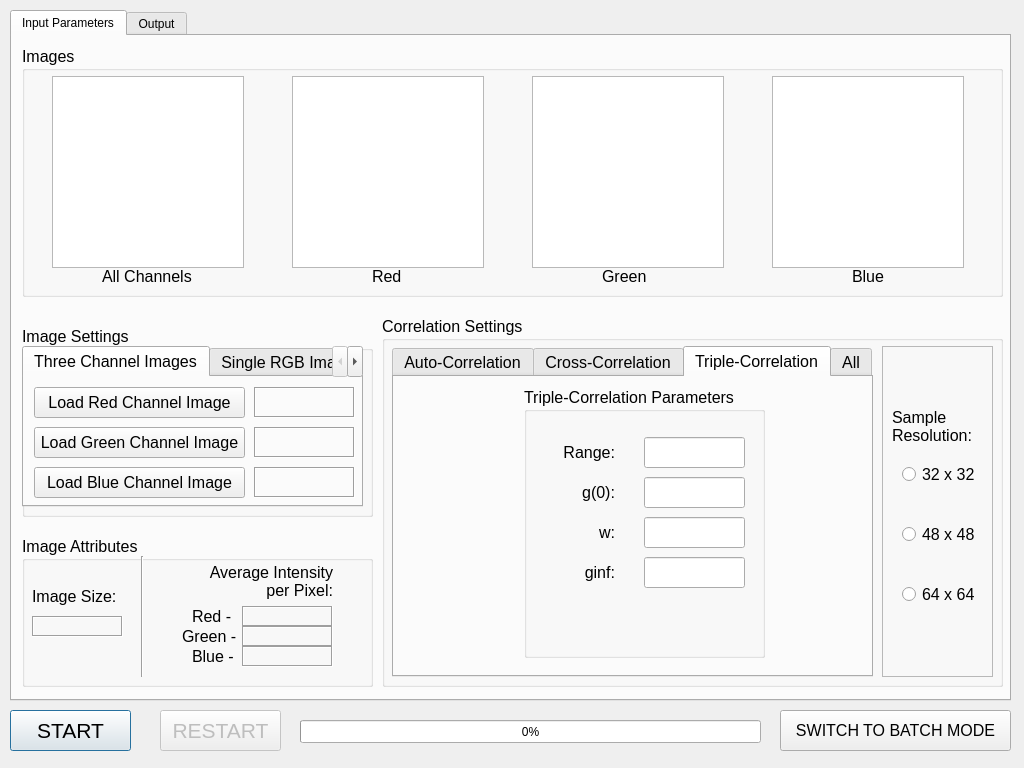
Before: the Qt Designer form local_GUI/mainv3.ui in nklose/ICS, drawn with Qt 5.
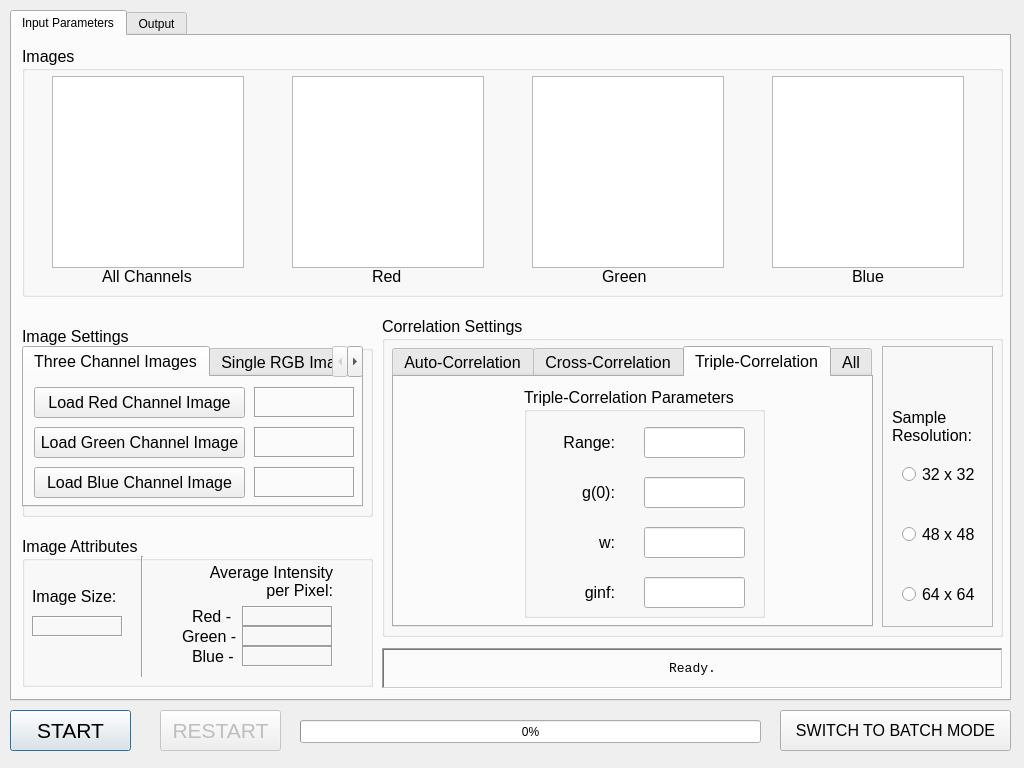
After: the same form once the commit is applied. The open tabs and pages were chosen to show the change.

Commit message: Added message bar to GUI and fixed default tab settings.

```diff
--- a/local_GUI/mainv3.ui
+++ b/local_GUI/mainv3.ui
@@ -660,7 +660,7 @@
        <x>370</x>
        <y>280</y>
        <width>621</width>
-       <height>371</height>
+       <height>321</height>
       </rect>
      </property>
      <property name="font">
@@ -677,7 +677,7 @@
         <x>10</x>
         <y>30</y>
         <width>481</width>
-        <height>331</height>
+        <height>281</height>
        </rect>
       </property>
       <property name="currentIndex">
@@ -1071,7 +1071,7 @@
           <x>130</x>
           <y>10</y>
           <width>241</width>
-          <height>271</height>
+          <height>231</height>
          </rect>
         </property>
         <property name="title">
@@ -1087,7 +1087,7 @@
          <property name="geometry">
           <rect>
            <x>0</x>
-           <y>50</y>
+           <y>40</y>
            <width>91</width>
            <height>31</height>
           </rect>
@@ -1119,7 +1119,7 @@
          <property name="geometry">
           <rect>
            <x>0</x>
-           <y>130</y>
+           <y>140</y>
            <width>91</width>
            <height>31</height>
           </rect>
@@ -1135,7 +1135,7 @@
          <property name="geometry">
           <rect>
            <x>0</x>
-           <y>170</y>
+           <y>190</y>
            <width>91</width>
            <height>31</height>
           </rect>
@@ -1151,7 +1151,7 @@
          <property name="geometry">
           <rect>
            <x>120</x>
-           <y>50</y>
+           <y>40</y>
            <width>101</width>
            <height>31</height>
           </rect>
@@ -1171,7 +1171,7 @@
          <property name="geometry">
           <rect>
            <x>120</x>
-           <y>130</y>
+           <y>140</y>
            <width>101</width>
            <height>31</height>
           </rect>
@@ -1181,7 +1181,7 @@
          <property name="geometry">
           <rect>
            <x>120</x>
-           <y>170</y>
+           <y>190</y>
            <width>101</width>
            <height>31</height>
           </rect>
@@ -1447,7 +1447,7 @@
         <x>500</x>
         <y>30</y>
         <width>111</width>
-        <height>331</height>
+        <height>281</height>
        </rect>
       </property>
       <property name="frameShape">
@@ -1513,6 +1513,40 @@
       </widget>
      </widget>
     </widget>
+    <widget class="QLabel" name="label">
+     <property name="geometry">
+      <rect>
+       <x>370</x>
+       <y>612</y>
+       <width>621</width>
+       <height>41</height>
+      </rect>
+     </property>
+     <property name="font">
+      <font>
+       <family>Consolas</family>
+       <pointsize>10</pointsize>
+      </font>
+     </property>
+     <property name="frameShape">
+      <enum>QFrame::WinPanel</enum>
+     </property>
+     <property name="frameShadow">
+      <enum>QFrame::Sunken</enum>
+     </property>
+     <property name="lineWidth">
+      <number>1</number>
+     </property>
+     <property name="text">
+      <string>Ready.</string>
+     </property>
+     <property name="alignment">
+      <set>Qt::AlignCenter</set>
+     </property>
+     <property name="wordWrap">
+      <bool>true</bool>
+     </property>
+    </widget>
    </widget>
    <widget class="QWidget" name="outputTab">
     <property name="contextMenuPolicy">
```
Left out of the diff: 14 changed lines with no effect on the pictures.
